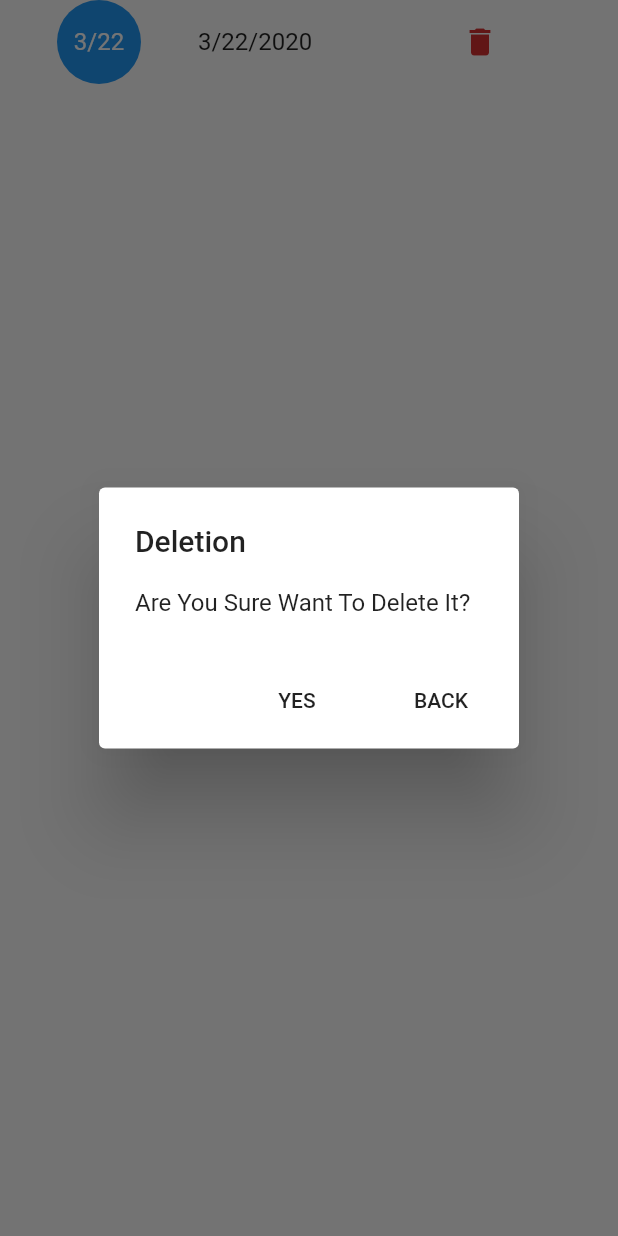
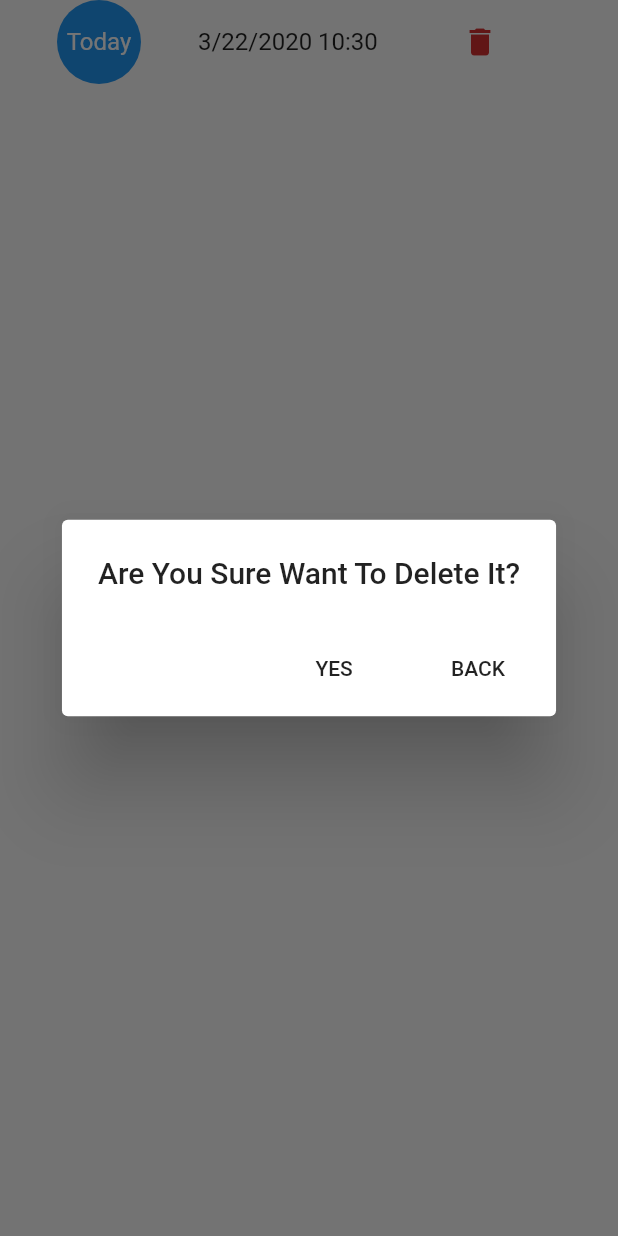
Before and after one commit to ShinyaMoriyama/prev, a Flutter app: the JobLogItem widget shown alone on an empty page, opened directly with empty values, after a tap on the "delete" icon, on a phone screen of 412 x 824 dp. Run offline on Flutter 3.47's test engine with Material 2 defaults, Android fonts, the phone set to English and light mode, and no system bars; our stand-ins replace sqflite; missing offline and left inert: enum_to_string; accounts and stored records are empty.

Commit message:
modify messages

```diff
--- a/lib/screens/record_list_screen.dart
+++ b/lib/screens/record_list_screen.dart
@@ -49,6 +49,7 @@ class RecordListScreen extends StatelessWidget {
                       JobLogItem(dataSnapshot.data[1][i], dataSnapshot.data[0]),
                   itemCount: dataSnapshot.data[1].length,
                   separatorBuilder: (context, _) => Divider(),
+                  padding: const EdgeInsets.only(top: 10),
                 );
               }
           }
--- a/lib/widgets/input_button.dart
+++ b/lib/widgets/input_button.dart
@@ -39,7 +39,6 @@ class InputButton extends StatelessWidget {
       builder: (BuildContext context) {
         return AlertDialog(
           title: Text('${jobType.name}' + AppLocalizations.of(context).translate(' is done?')),
-          content: Text(AppLocalizations.of(context).translate('Are You Sure Want To Record?')),
           actions: <Widget>[
             FlatButton(
               child: Text("YES"),
--- a/lib/widgets/job_log_item.dart
+++ b/lib/widgets/job_log_item.dart
@@ -13,15 +13,40 @@ class JobLogItem extends StatelessWidget {
 
   @override
   Widget build(BuildContext context) {
+    String getDateText(DateTime date) {
+      final DateTime now = DateTime.now();
+      DateTime checkDate = DateTime(now.year, now.month, now.day - 7);
+      String dateStr;
+      if (date.isBefore(checkDate)) {
+        dateStr = DateFormat.Md().format(job.date);
+      } else if (date.isBefore(checkDate.add(Duration(days: 1)))) {
+        dateStr = AppLocalizations.of(context).translate('7d');
+      } else if (date.isBefore(checkDate.add(Duration(days: 2)))) {
+        dateStr = AppLocalizations.of(context).translate('6d');
+      } else if (date.isBefore(checkDate.add(Duration(days: 3)))) {
+        dateStr = AppLocalizations.of(context).translate('5d');
+      } else if (date.isBefore(checkDate.add(Duration(days: 4)))) {
+        dateStr = AppLocalizations.of(context).translate('4d');
+      } else if (date.isBefore(checkDate.add(Duration(days: 5)))) {
+        dateStr = AppLocalizations.of(context).translate('3d');
+      } else if (date.isBefore(checkDate.add(Duration(days: 6)))) {
+        dateStr = AppLocalizations.of(context).translate('2d');
+      } else if (date.isBefore(checkDate.add(Duration(days: 7)))) {
+        dateStr = AppLocalizations.of(context).translate('1d');
+      } else {
+        dateStr = AppLocalizations.of(context).translate('Today');
+      }
+      return dateStr;
+    }
+
     return ListTile(
       title: Text(
-        // DateFormat('dd/MM/yyyy hh:mm').format(job.date),
-        DateFormat.yMd().format(job.date),
+        DateFormat.yMd().add_Hm().format(job.date),
       ),
       leading: CircleAvatar(
         child: Text(
-          // DateFormat('dd/MM').format(job.date),
-          DateFormat.Md().format(job.date),
+          // DateFormat.Md().format(job.date),
+          getDateText(job.date),
           style: TextStyle(color: Colors.white),
         ),
         radius: 50,
@@ -49,8 +74,8 @@ class JobLogItem extends StatelessWidget {
       context: context,
       builder: (BuildContext context) {
         return AlertDialog(
-          title: Text(AppLocalizations.of(context).translate('Deletion')),
-          content: Text(AppLocalizations.of(context).translate('Are You Sure Want To Delete It?')),
+          title: Text(AppLocalizations.of(context)
+              .translate('Are You Sure Want To Delete It?')),
           actions: <Widget>[
             FlatButton(
               child: Text("YES"),
```
Also changed, not shown: lang/en.json (+18 -3 lines), lang/ja.json (+18 -3 lines), lib/screens/edit_job_screen.dart (+20 -9 lines), lib/screens/job_list_screen.dart (+7 -3 lines), lib/widgets/job_type_item.dart (+6 -5 lines).
